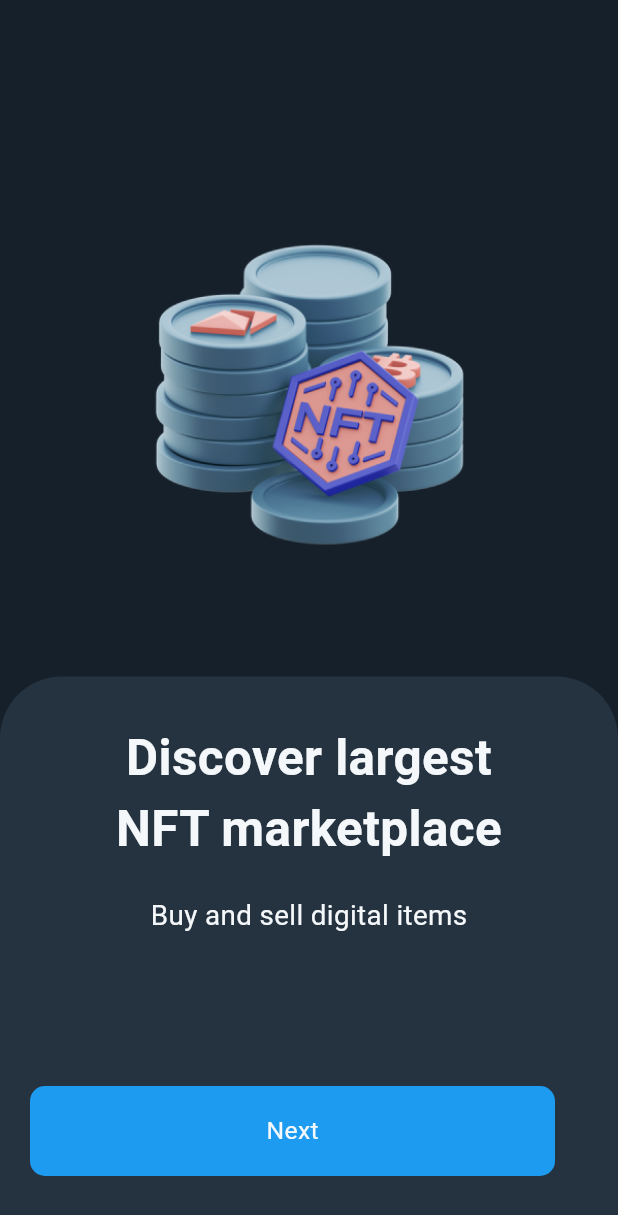
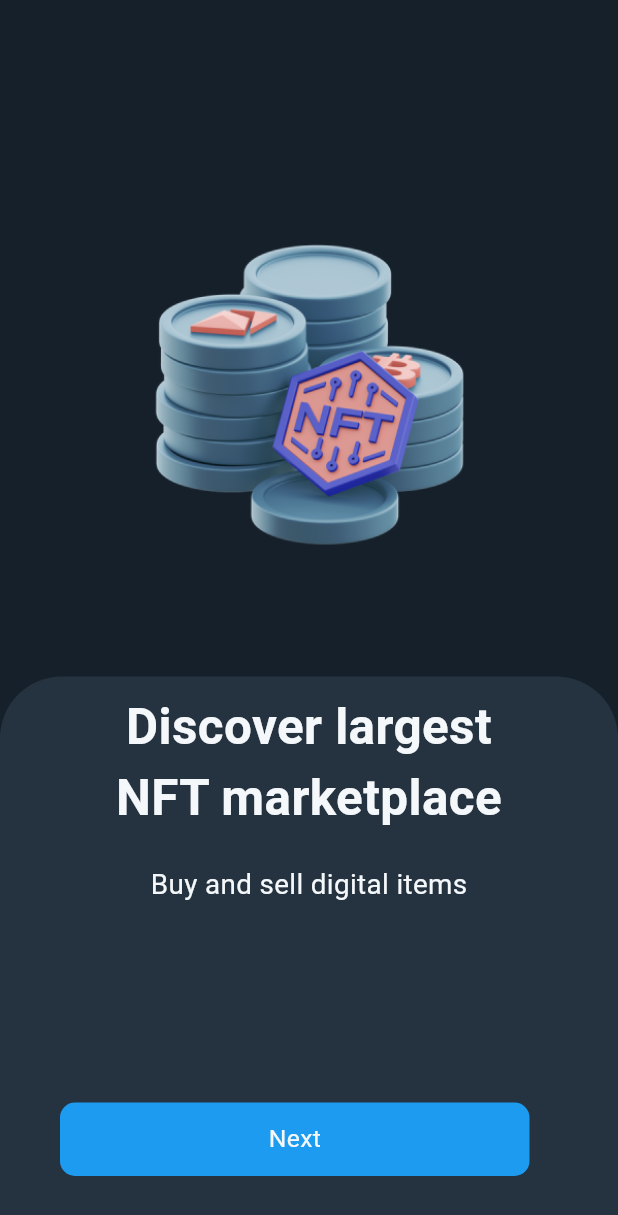
Before and after one commit to HAROONABUTABAR/nfs_app_ui, a Flutter app: the screen it shows after launch, on a phone screen of 412 x 824 dp. Shown: the top 1215 px of the screen. Run offline on Flutter 3.47's test engine with Material 3 defaults, Android fonts, the phone set to English and light mode, and no system bars; our stand-ins replace flutter_bloc, flutter_screenutil.

Commit message:
O N B O A R D I N G  P A G E  C O M P L E T E

```diff
--- /dev/null
+++ b/lib/features/ui/on_boarding/logic/bloc/on_boarding_bloc.dart
@@ -0,0 +1,22 @@
+import 'dart:async';
+import 'dart:developer';
+
+import 'package:flutter_bloc/flutter_bloc.dart';
+
+part 'on_boarding_event.dart';
+part 'on_boarding_state.dart';
+
+class OnBoardingBloc extends Bloc<OnBoardingEvent, OnBoardingState> {
+  OnBoardingBloc() : super(OnBoardingInitial()) {
+    on<OnBoardingEvent>((event, emit) {});
+    on<OnBoardingInitialEvent>(_changeIndexPageView);
+  }
+
+  int index = 0;
+  FutureOr<void> _changeIndexPageView(
+      OnBoardingInitialEvent event, Emitter<OnBoardingState> emit) {
+    index = event.index;
+    log("This is index $index");
+    emit(ChangeIndexSuccessState());
+  }
+}
--- /dev/null
+++ b/lib/features/ui/on_boarding/logic/bloc/on_boarding_event.dart
@@ -0,0 +1,8 @@
+part of 'on_boarding_bloc.dart';
+
+abstract class OnBoardingEvent {}
+
+class OnBoardingInitialEvent extends OnBoardingEvent {
+  final int index;
+  OnBoardingInitialEvent({required this.index});
+}
--- /dev/null
+++ b/lib/features/ui/on_boarding/logic/bloc/on_boarding_state.dart
@@ -0,0 +1,7 @@
+part of 'on_boarding_bloc.dart';
+
+abstract class OnBoardingState {}
+
+final class OnBoardingInitial extends OnBoardingState {}
+
+final class ChangeIndexSuccessState extends OnBoardingState {}
--- a/lib/features/ui/on_boarding/on_boarding.dart
+++ b/lib/features/ui/on_boarding/on_boarding.dart
@@ -1,74 +1,18 @@
-import 'dart:developer';
+import 'package:custom_widget/features/ui/on_boarding/logic/bloc/on_boarding_bloc.dart';
+import 'package:flutter/material.dart';
+import 'package:flutter_bloc/flutter_bloc.dart';
 
-import 'package:custom_widget/core/theming/colors.dart';
-import 'package:custom_widget/core/theming/styles.dart';
-import 'package:custom_widget/features/ui/on_boarding/widget/onboarding_contect.dart';
-import 'package:flutter/material.dart';
+import 'on_borading_content_view.dart';
 
 class OnBordangScreen extends StatelessWidget {
   const OnBordangScreen({super.key});
 
   @override
   Widget build(BuildContext context) {
-    final List<Widget> onBorading = [
-      const OnBordingContant(
-        title: "Discover largest\nNFT marketplace",
-        subTitle: "Buy and sell digital items",
-        image: "assets/images/onbording/onbording1.png",
-      ),
-      const OnBordingContant(
-        title: "Start your own\nNFT gallery now",
-        subTitle: "Buy and sell digital items",
-        image: "assets/images/onbording/onbording2.png",
-      ),
-      const OnBordingContant(
-        title: "Discovering the\nworld of crypto art",
-        subTitle: "Buy and sell digital items",
-        image: "assets/images/onbording/onbording3.png",
-      ),
-      const OnBordingContant(
-        title: "Discovering the\nworld of crypto art",
-        subTitle: "Buy and sell digital items",
-        image: "assets/images/onbording/onbording3.png",
-      ),
-    ];
-    PageController pageController = PageController();
-    return Scaffold(
-      body: Stack(
-        children: [
-          PageView.builder(
-            onPageChanged: (value) {
-              log("message: $value");
-            },
-            controller: pageController,
-            itemCount: onBorading.length,
-            itemBuilder: (context, index) {
-              return onBorading[index];
-            },
-          ),
-          pageController.initialPage == 4
-              ? Container()
-              : Positioned(
-                  bottom: 40,
-                  left: 20,
-                  child: Center(
-                    child: Container(
-                      height: 60,
-                      width: 350,
-                      decoration: BoxDecoration(
-                        color: ColorsManager.primayColor,
-                        borderRadius: BorderRadius.circular(10),
-                      ),
-                      child: Center(
-                        child: Text(
-                          "Next",
-                          style: TextStyles.font13DarkBlueRegular,
-                        ),
-                      ),
-                    ),
-                  ),
-                ),
-        ],
+    return BlocProvider(
+      create: (context) => OnBoardingBloc(),
+      child: const Scaffold(
+        body: OnBoardingContentScreen(),
       ),
     );
   }
--- /dev/null
+++ b/lib/features/ui/on_boarding/on_borading_content_view.dart
@@ -0,0 +1,129 @@
+import 'dart:developer';
+
+import 'package:flutter/material.dart';
+import 'package:flutter_bloc/flutter_bloc.dart';
+import 'package:flutter_screenutil/flutter_screenutil.dart';
+
+import '../../../core/theming/colors.dart';
+import '../../../core/theming/styles.dart';
+import 'logic/bloc/on_boarding_bloc.dart';
+import 'widget/onboarding_contect.dart';
+
+class OnBoardingContentScreen extends StatelessWidget {
+  const OnBoardingContentScreen({super.key});
+
+  @override
+  Widget build(BuildContext context) {
+    final List<Widget> onBorading = [
+      const OnBordingContant(
+        title: "Discover largest\nNFT marketplace",
+        subTitle: "Buy and sell digital items",
+        image: "assets/images/onbording/onbording1.png",
+        isShowContainer: true,
+        isShowImage: true,
+      ),
+      const OnBordingContant(
+        title: "Start your own\nNFT gallery now",
+        subTitle: "Buy and sell digital items",
+        image: "assets/images/onbording/onbording2.png",
+        isShowContainer: true,
+        isShowImage: true,
+      ),
+      const OnBordingContant(
+        title: "Discovering the\nworld of crypto art",
+        subTitle: "Buy and sell digital items",
+        image: "assets/images/onbording/onbording3.png",
+        isShowContainer: true,
+        isShowImage: true,
+      ),
+      const OnBordingContant(
+        title: "All NFTs are certifiably unique and ownable",
+        subTitle:
+            "A credible and excellent marketplace for non-fungible token.",
+        image: "assets/images/onbording/onbording3.png",
+        isShowContainer: false,
+        isShowImage: false,
+      ),
+    ];
+    PageController pageController = PageController();
+    var bloc = context.read<OnBoardingBloc>();
+    var blocListener = context.watch<OnBoardingBloc>();
+    return Stack(
+      children: [
+        PageView.builder(
+          onPageChanged: (value) {
+            bloc.add(OnBoardingInitialEvent(index: value));
+          },
+          controller: pageController,
+          itemCount: onBorading.length,
+          itemBuilder: (context, index) {
+            return onBorading[index];
+          },
+        ),
+        blocListener.index == 3
+            ? Positioned(
+                bottom: 40,
+                left: 20,
+                child: Center(
+                  child: Row(
+                    children: [
+                      Container(
+                        height: 49,
+                        width: 270,
+                        decoration: BoxDecoration(
+                          color: ColorsManager.primayColor,
+                          borderRadius: BorderRadius.circular(10),
+                        ),
+                        child: Center(
+                          child: Text(
+                            "Connect with Wallet",
+                            style: TextStyles.font13DarkBlueRegular,
+                          ),
+                        ),
+                      ),
+                      SizedBox(
+                        width: 15.w,
+                      ),
+                      Container(
+                        height: 45,
+                        width: 66,
+                        decoration: BoxDecoration(
+                            color: ColorsManager.darkColor,
+                            border: Border.all(
+                              color: ColorsManager.whiteColor,
+                            ),
+                            borderRadius: BorderRadius.circular(10)),
+                        child: Icon(
+                          Icons.arrow_forward_ios,
+                          color: ColorsManager.whiteColor,
+                          size: 15.sp,
+                        ),
+                      ),
+                    ],
+                  ),
+                ),
+              )
+            : Positioned(
+                bottom: 40,
+                left: 40,
+                child: Center(
+                  child: Container(
+                    height: 49,
+                    width: 313,
+                    decoration: BoxDecoration(
+                      color: ColorsManager.primayColor,
+                      borderRadius: BorderRadius.circular(10),
+                    ),
+                    child: Center(
+                      child: Text(
+                        "Next",
+                        style: TextStyles.font13DarkBlueRegular,
+                      ),
+                    ),
+                  ),
+                ),
+              ),
+      ],
+    );
+  }
+}
--- a/lib/features/ui/on_boarding/widget/onboarding_contect.dart
+++ b/lib/features/ui/on_boarding/widget/onboarding_contect.dart
@@ -11,28 +11,43 @@ class OnBordingContant extends StatelessWidget {
     required this.title,
     required this.subTitle,
     required this.image,
+    required this.isShowContainer,
+    required this.isShowImage,
   });
 
   final String title;
   final String subTitle;
   final String image;
+  final bool isShowContainer;
+  final bool isShowImage;
   @override
   Widget build(BuildContext context) {
-    return Center(
-      child: Column(
-        crossAxisAlignment: CrossAxisAlignment.center,
+    return Column(
+      crossAxisAlignment: isShowImage == false
+          ? CrossAxisAlignment.start
+          : CrossAxisAlignment.center,
       children: [
-          verticalSpace(150.h),
-          Expanded(
+        isShowImage == false ? Container() : verticalSpace(150.h),
+        isShowImage == true
+            ? Expanded(
                 flex: 0,
                 child: Image.asset(
                   image,
                   width: 207,
                   height: 207,
                 ),
+              )
+            : Container(
+                padding: const EdgeInsets.only(top: 4, left: 1),
+                child: Image.asset(
+                  "assets/images/logo/logo_circle.png",
+                  // width: 121.73,
+                  // height: 28.24,
+                ),
               ),
         verticalSpace(80.h),
-          Expanded(
+        isShowContainer == true
+            ? Expanded(
                 child: Container(
                   decoration: BoxDecoration(
                     color: ColorsManager.secondaryColor,
@@ -47,7 +62,7 @@ class OnBordingContant extends StatelessWidget {
                     child: Column(
                       crossAxisAlignment: CrossAxisAlignment.center,
                       children: [
-                    verticalSpace(30),
+                        verticalSpace(10),
                         Text(
                           title,
                           style: TextStyles.font32BlueBold,
@@ -62,9 +77,34 @@ class OnBordingContant extends StatelessWidget {
                     ),
                   ),
                 ),
+              )
+            : Expanded(
+                child: SizedBox(
+                  width: double.infinity,
+                  height: 700,
+                  child: Padding(
+                    padding: const EdgeInsets.only(left: 20),
+                    child: Column(
+                      crossAxisAlignment: CrossAxisAlignment.start,
+                      children: [
+                        verticalSpace(70),
+                        Text(
+                          title,
+                          style: TextStyles.font32BlueBold,
                         ),
+                        verticalSpace(20),
+                        Text(
+                          subTitle,
+                          style: TextStyles.font14GrayRegular.copyWith(
+                            color: ColorsManager.grayColor,
+                          ),
+                        )
                       ],
                     ),
+                  ),
+                ),
+              )
+      ],
     );
   }
 }
--- a/pubspec.yaml
+++ b/pubspec.yaml
@@ -38,6 +38,7 @@ dependencies:
   flutter_screenutil: ^5.9.1
   flutter_onboarding_slider: ^1.0.11
   smooth_page_indicator: ^1.1.0
+  flutter_bloc: ^8.1.5
 
 dev_dependencies:
   flutter_test:
@@ -50,6 +51,8 @@ flutter:
   uses-material-design: true
   assets:
     - assets/images/onbording/
+    - assets/images/logo/
+    - assets/images/background/
     - assets/icons/
     - assets/fonts/
   fonts:
```
Also changed, not shown: assets/images/logo/circle.png (added), assets/images/logo/logo_circle.png (added), assets/images/logo/logo_enefte.png (added), pubspec.lock, 2 other files. Lines whose indentation alone changed are shown as unchanged.
